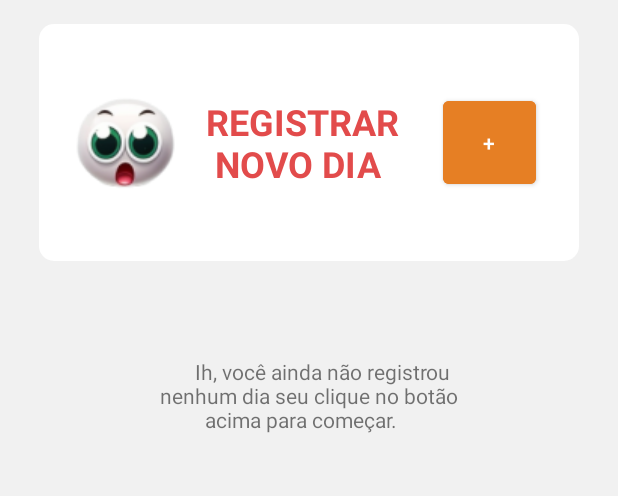
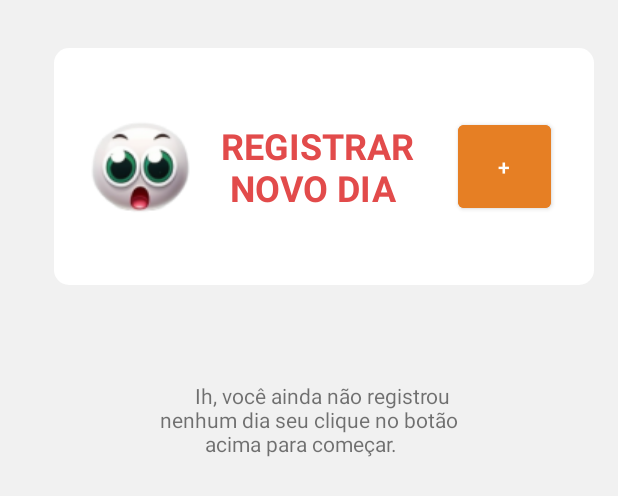
Before and after one commit to CharlesJKK/UDayToday, an Android app: the layout fragment_home.xml on its own in the app's theme, with its tools: preview values and no code run, on a phone screen of 412 x 824 dp. Shown: the top 496 px of the screen. Run offline under Robolectric (Android 15) with nearby library versions, the phone set to English and light mode, and no system bars.

Commit message:
refactor: refatorando os nomes das Activitys e Fragments para a convenção correta

```diff
--- a/app/src/main/AndroidManifest.xml
+++ b/app/src/main/AndroidManifest.xml
@@ -15,7 +15,7 @@
             android:name=".HomeActivity"
             android:exported="false" />
         <activity
-            android:name=".registerScreen"
+            android:name=".RegisterScreenActivity"
             android:exported="false" />
         <activity
             android:name=".MainActivity"
--- a/app/src/main/java/com/example/udaytoday/HomeActivity.kt
+++ b/app/src/main/java/com/example/udaytoday/HomeActivity.kt
@@ -13,13 +13,13 @@ class HomeActivity : AppCompatActivity() {
         binding =  ActivityHomeBinding.inflate(layoutInflater)
         val view = binding.root
         setContentView(view)
-        replaceFragmente(Home())
+        replaceFragmente(HomeFragment())
 
         binding.bottomNavigationView.setOnItemSelectedListener {
 
             when(it.itemId){
-                R.id.home -> replaceFragmente(Home())
-                R.id.reminder -> replaceFragmente(Reminder())
+                R.id.home -> replaceFragmente(HomeFragment())
+                R.id.reminder -> replaceFragmente(ReminderFragment())
 
                 else -> {
 
--- a/app/src/main/java/com/example/udaytoday/MainActivity.kt
+++ b/app/src/main/java/com/example/udaytoday/MainActivity.kt
@@ -18,7 +18,7 @@ class MainActivity : AppCompatActivity() {
         setContentView(view)
 
         binding.registerBtn.setOnClickListener {
-            val navigationToRegister = Intent(this, registerScreen::class.java)
+            val navigationToRegister = Intent(this, RegisterScreenActivity::class.java)
             startActivity(navigationToRegister)
         }
 
--- a/app/src/main/java/com/example/udaytoday/registerScreen.kt
+++ b/app/src/main/java/com/example/udaytoday/RegisterScreenActivity.kt
@@ -5,10 +5,9 @@ import android.graphics.Paint
 import androidx.appcompat.app.AppCompatActivity
 import android.os.Bundle
 import android.view.View
-import android.widget.TextView
 import com.example.udaytoday.databinding.ActivityRegisterScreenBinding
 
-class registerScreen : AppCompatActivity() {
+class RegisterScreenActivity : AppCompatActivity() {
 
     private lateinit var binding: ActivityRegisterScreenBinding
     override fun onCreate(savedInstanceState: Bundle?) {
--- a/app/src/main/res/layout/activity_register_screen.xml
+++ b/app/src/main/res/layout/activity_register_screen.xml
@@ -7,7 +7,7 @@
     android:background="@drawable/background_linear"
     android:gravity="center"
     android:orientation="vertical"
-    tools:context=".registerScreen">
+    tools:context=".RegisterScreenActivity">
 
     <ImageView
         android:id="@+id/back_btn"
--- a/app/src/main/res/layout/fragment_home.xml
+++ b/app/src/main/res/layout/fragment_home.xml
@@ -5,16 +5,17 @@
     android:layout_width="match_parent"
     android:layout_height="match_parent"
     android:background="#F1F1F1"
-    tools:context=".Home">
+    tools:context=".HomeFragment">
 
     <androidx.constraintlayout.widget.ConstraintLayout
         android:id="@+id/constraintLayout"
         android:layout_width="360dp"
         android:layout_height="158dp"
         android:layout_gravity="top|center"
-        android:layout_marginTop="16dp"
+        android:layout_marginTop="32dp"
         android:background="@drawable/rounded_background"
         app:layout_constraintEnd_toEndOf="parent"
+        app:layout_constraintHorizontal_bias="0.686"
         app:layout_constraintStart_toStartOf="parent"
         app:layout_constraintTop_toTopOf="parent">
 
--- a/app/src/main/res/layout/fragment_reminder.xml
+++ b/app/src/main/res/layout/fragment_reminder.xml
@@ -3,7 +3,7 @@
     xmlns:tools="http://schemas.android.com/tools"
     android:layout_width="match_parent"
     android:layout_height="match_parent"
-    tools:context=".Reminder">
+    tools:context=".ReminderFragment">
 
     <!-- TODO: Update blank fragment layout -->
     <TextView
```
Also changed, not shown: app/src/main/java/com/example/udaytoday/HomeFragment.kt (renamed from app/src/main/java/com/example/udaytoday/Reminder.kt, +5 -5 lines), app/src/main/java/com/example/udaytoday/ReminderFragment.kt (renamed from app/src/main/java/com/example/udaytoday/Home.kt, +5 -5 lines).
